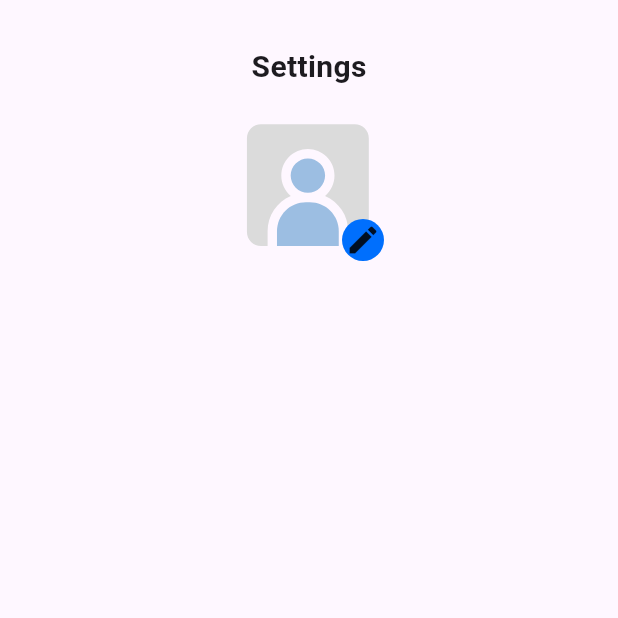
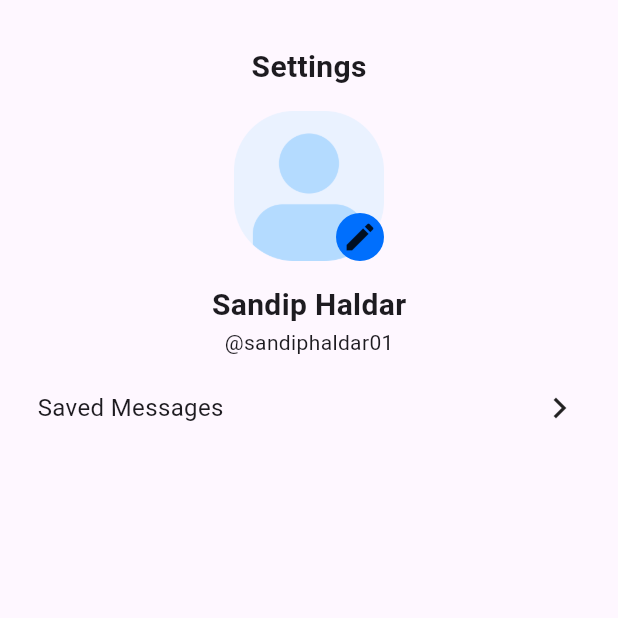
Before and after one commit to sandiphaldar01/multipurpose, a Flutter app: the Settings screen opened directly, on a phone screen of 412 x 824 dp, the top half of it. Run offline on Flutter 3.47's test engine with Material 3 defaults, Android fonts, the phone set to English and light mode, and no system bars; our stand-ins replace carousel_slider, flutter_svg.

Commit message:
change profile icon, add name and id in settings page

```diff
--- a/lib/settings.dart
+++ b/lib/settings.dart
@@ -29,14 +29,14 @@ class _SettingsState extends State<Settings> {
               Stack(
                 alignment: AlignmentDirectional.bottomEnd,
                 children: [
-                  SvgPicture.asset(
-                  'assets/profile.svg',
+                  Image.asset(
+                  'assets/Avatar.png',
                   height: 100,
                   width: 100,
                   fit: BoxFit.cover,
                  ),
                 Container(
-                  padding: EdgeInsets.all(2),
+                  padding: EdgeInsets.all(4),
                   decoration: BoxDecoration(
                     color: Color(0xff006FFD),
                     shape: BoxShape.circle
@@ -46,6 +46,36 @@ class _SettingsState extends State<Settings> {
                   ),
                 ),
                ]
+              ),
+              SizedBox(height: 15,),
+              Text(
+                'Sandip Haldar',
+                style: TextStyle(
+                  fontSize: 20,
+                  fontWeight: FontWeight.bold
+                ),
+              ),
+              Text(
+                '@sandiphaldar01'
+              ),
+              SizedBox(height: 20,),
+              Padding(
+                padding: EdgeInsets.symmetric(horizontal: 25),
+                child: Row(
+                  children: [
+                    Text(
+                      'Saved Messages',
+                      style: TextStyle(
+                        fontSize: 16
+                      ),
+                    ),
+                    Spacer(),
+                    Icon(
+                      Icons.keyboard_arrow_right_outlined,
+                      size: 28,
+                    ),
+                  ],
+                ),
               )
             ],
           ),
```
Also changed, not shown: assets/Avatar.png (added).
